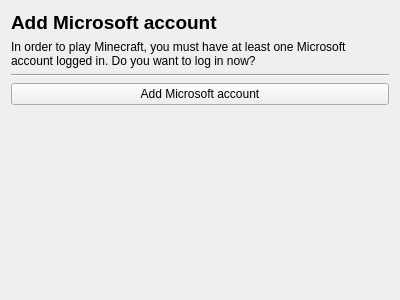
First picture: the form in launcher/ui/setupwizard/LoginWizardPage.ui, repository awakenginexe/Awake-Launcher, before the edit.
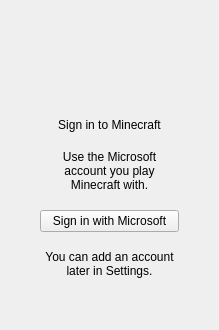
Second picture: the form after the edit.

Patch:
```diff
--- a/launcher/ui/setupwizard/LoginWizardPage.ui
+++ b/launcher/ui/setupwizard/LoginWizardPage.ui
@@ -2,66 +2,68 @@
 <ui version="4.0">
  <class>LoginWizardPage</class>
  <widget class="QWidget" name="LoginWizardPage">
-  <property name="geometry">
-   <rect>
-    <x>0</x>
-    <y>0</y>
-    <width>400</width>
-    <height>300</height>
-   </rect>
-  </property>
-  <property name="windowTitle">
-   <string>Form</string>
-  </property>
   <layout class="QVBoxLayout" name="verticalLayout">
+   <property name="leftMargin"><number>16</number></property>
+   <property name="topMargin"><number>8</number></property>
+   <property name="rightMargin"><number>16</number></property>
+   <property name="bottomMargin"><number>8</number></property>
    <item>
-    <widget class="QLabel" name="label">
-     <property name="text">
-      <string>&lt;html&gt;&lt;head/&gt;&lt;body&gt;&lt;p&gt;&lt;span style=&quot; font-size:14pt; font-weight:600;&quot;&gt;Add Microsoft account&lt;/span&gt;&lt;/p&gt;&lt;/body&gt;&lt;/html&gt;</string>
-     </property>
-     <property name="textFormat">
-      <enum>Qt::RichText</enum>
-     </property>
-     <property name="wordWrap">
-      <bool>true</bool>
-     </property>
-    </widget>
+    <spacer name="topSpacer">
+     <property name="orientation"><enum>Qt::Vertical</enum></property>
+     <property name="sizeHint" stdset="0"><size><width>20</width><height>20</height></size></property>
+    </spacer>
    </item>
-   <item>
-    <widget class="QLabel" name="label_2">
-     <property name="text">
-      <string>In order to play Minecraft, you must have at least one Microsoft account logged in. Do you want to log in now?</string>
-     </property>
-     <property name="wordWrap">
-      <bool>true</bool>
-     </property>
+   <item alignment="Qt::AlignHCenter">
+    <widget class="QFrame" name="loginHeroCard">
+     <property name="maximumSize"><size><width>400</width><height>16777215</height></size></property>
+     <property name="frameShape"><enum>QFrame::NoFrame</enum></property>
+     <layout class="QVBoxLayout" name="heroLayout">
+      <property name="leftMargin"><number>24</number></property>
+      <property name="topMargin"><number>24</number></property>
+      <property name="rightMargin"><number>24</number></property>
+      <property name="bottomMargin"><number>24</number></property>
+      <property name="spacing"><number>18</number></property>
+      <item alignment="Qt::AlignHCenter">
+       <widget class="QLabel" name="loginBadge">
+        <property name="minimumSize"><size><width>48</width><height>48</height></size></property>
+        <property name="maximumSize"><size><width>48</width><height>48</height></size></property>
+        <property name="alignment"><set>Qt::AlignCenter</set></property>
+       </widget>
+      </item>
+      <item>
+       <widget class="QLabel" name="loginTitle">
+        <property name="text"><string>Sign in to Minecraft</string></property>
+        <property name="alignment"><set>Qt::AlignCenter</set></property>
+        <property name="wordWrap"><bool>true</bool></property>
+       </widget>
+      </item>
+      <item>
+       <widget class="QLabel" name="loginSubtitle">
+        <property name="text"><string>Use the Microsoft account you play Minecraft with.</string></property>
+        <property name="alignment"><set>Qt::AlignCenter</set></property>
+        <property name="wordWrap"><bool>true</bool></property>
+       </widget>
+      </item>
+      <item>
+       <widget class="QPushButton" name="pushButton">
+        <property name="cursor"><cursorShape>PointingHandCursor</cursorShape></property>
+        <property name="text"><string>Sign in with Microsoft</string></property>
+       </widget>
+      </item>
+      <item>
+       <widget class="QLabel" name="loginSkipHint">
+        <property name="text"><string>You can add an account later in Settings.</string></property>
+        <property name="alignment"><set>Qt::AlignCenter</set></property>
+        <property name="wordWrap"><bool>true</bool></property>
+       </widget>
+      </item>
+     </layout>
     </widget>
    </item>
    <item>
-    <widget class="Line" name="line">
-     <property name="orientation">
-      <enum>Qt::Horizontal</enum>
-     </property>
-    </widget>
-   </item>
-   <item>
-    <widget class="QPushButton" name="pushButton">
-     <property name="text">
-      <string>Add Microsoft account</string>
-     </property>
-    </widget>
-   </item>
-   <item>
-    <spacer name="verticalSpacer">
-     <property name="orientation">
-      <enum>Qt::Vertical</enum>
-     </property>
-     <property name="sizeHint" stdset="0">
-      <size>
-       <width>20</width>
-       <height>156</height>
-      </size>
-     </property>
+    <spacer name="bottomSpacer">
+     <property name="orientation"><enum>Qt::Vertical</enum></property>
+     <property name="sizeHint" stdset="0"><size><width>20</width><height>20</height></size></property>
     </spacer>
    </item>
   </layout>
```
Left out of the diff: 3 changed lines with no effect on the pictures.
